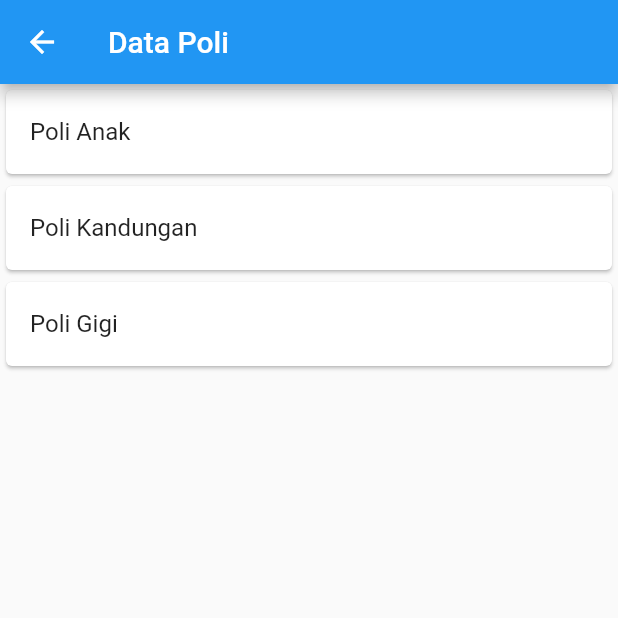
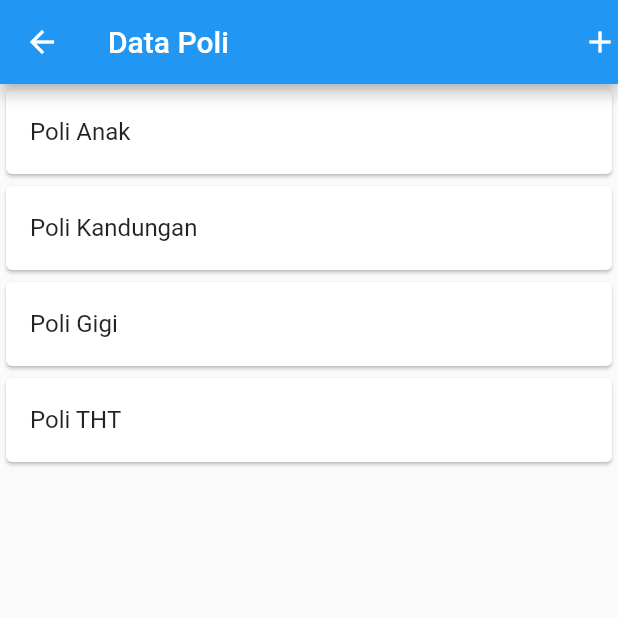
Before and after one commit to siihasann/flutter_application_hasn, a Flutter app: the PoliPage screen opened directly, on a phone screen of 412 x 824 dp, the top half of it. Run offline on Flutter 3.47's test engine with Material 2 defaults, Android fonts, the phone set to English and light mode, and no system bars.

Commit message:
menambahkan form add pada daftar poli

```diff
--- /dev/null
+++ b/lib/ui/poli_item.dart
@@ -0,0 +1,24 @@
+import 'package:flutter/material.dart';
+import '../model/poli.dart';
+import 'poli_detail.dart';
+
+class PoliItem extends StatelessWidget {
+  final Poli poli;
+
+  const PoliItem({super.key, required this.poli});
+
+  @override
+  Widget build(BuildContext context) {
+    return GestureDetector(
+      child: Card(
+        child: ListTile(
+          title: Text("${poli.namaPoli}"),
+        ),
+      ),
+      onTap: () {
+        Navigator.push(context,
+            MaterialPageRoute(builder: (context) => PoliDetail(poli: poli)));
+      },
+    );
+  }
+}
--- a/lib/ui/poli_page.dart
+++ b/lib/ui/poli_page.dart
@@ -1,6 +1,9 @@
 import 'package:flutter/material.dart';
+import 'package:flutter_application_1/ui/poli_form.dart';
 import '../model/poli.dart';
 import 'poli_detail.dart';
+import 'poli_item.dart';
+import 'poli_form.dart';
 
 class PoliPage extends StatefulWidget {
   const PoliPage({super.key});
@@ -13,33 +16,24 @@ class _PoliPageState extends State<PoliPage> {
   @override
   Widget build(BuildContext context) {
     return Scaffold(
-      appBar: AppBar(title: const Text("Data Poli")),
+      appBar: AppBar(
+        title: const Text("Data Poli"),
+        actions: [
+          GestureDetector(
+            child: const Icon(Icons.add),
+            onTap: () {
+              Navigator.push(
+                  context, MaterialPageRoute(builder: (context) => PoliForm()));
+            },
+          )
+        ],
+      ),
       body: ListView(
         children: [
-          GestureDetector(
-            child: Card(
-              child: ListTile(
-                title: const Text("Poli Anak"),
-              ),
-            ),
-            onTap: () {
-              Poli poliAnak = new Poli(namaPoli: "Poli Pantai");
-              Navigator.push(
-                  context,
-                  MaterialPageRoute(
-                      builder: (context) => PoliDetail(poli: poliAnak)));
-            },
-          ),
-          Card(
-            child: ListTile(
-              title: const Text("Poli Kandungan"),
-            ),
-          ),
-          Card(
-            child: ListTile(
-              title: const Text("Poli Gigi"),
-            ),
-          )
+          PoliItem(poli: Poli(namaPoli: "Poli Anak")),
+          PoliItem(poli: Poli(namaPoli: "Poli Kandungan")),
+          PoliItem(poli: Poli(namaPoli: "Poli Gigi")),
+          PoliItem(poli: Poli(namaPoli: "Poli THT")),
         ],
       ),
     );
```
Also changed, not shown: lib/ui/poli_form.dart (added, +30 -0 lines).
